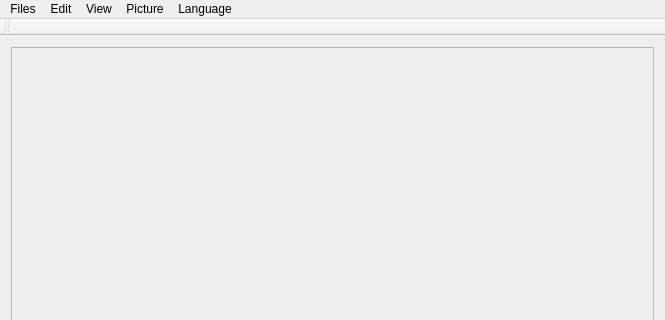
Qt form mainwindow.ui (jmlich/geotagging) before a commit; both pictures show x 0 to 665 and y 0 to 320 of the 665 by 458 pixel window.
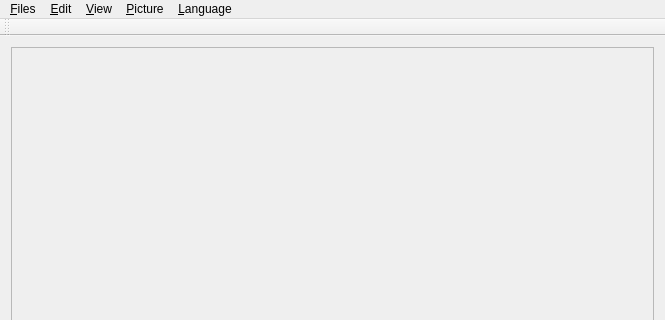
The same form after that commit. Custom widgets are drawn as their Qt base class.

Commit message: Update hot keys

The edit to the form file:
```diff
--- a/mainwindow.ui
+++ b/mainwindow.ui
@@ -55,12 +55,12 @@
      <x>0</x>
      <y>0</y>
      <width>665</width>
-     <height>23</height>
+     <height>22</height>
     </rect>
    </property>
    <widget class="QMenu" name="menuOpen">
     <property name="title">
-     <string>Files</string>
+     <string>&amp;Files</string>
     </property>
     <addaction name="actionOpen_Picture"/>
     <addaction name="actionOpen_Gps"/>
@@ -69,13 +69,13 @@
    </widget>
    <widget class="QMenu" name="menuEdit">
     <property name="title">
-     <string>Edit</string>
+     <string>&amp;Edit</string>
     </property>
     <addaction name="actionNastavit_zpo_d_n"/>
    </widget>
    <widget class="QMenu" name="menuView">
     <property name="title">
-     <string>View</string>
+     <string>&amp;View</string>
     </property>
     <widget class="QMenu" name="menuGpsFormat">
      <property name="title">
@@ -104,13 +104,13 @@
    </widget>
    <widget class="QMenu" name="menuPicture">
     <property name="title">
-     <string>Picture</string>
+     <string>&amp;Picture</string>
     </property>
     <addaction name="actionSynchronize_with_GPS_route"/>
    </widget>
    <widget class="QMenu" name="menuLanguage">
     <property name="title">
-     <string>Language</string>
+     <string>&amp;Language</string>
     </property>
     <addaction name="action_cs_CZ"/>
     <addaction name="action_en"/>
```
Left out of the diff: 4 changed lines with no effect on the pictures.
